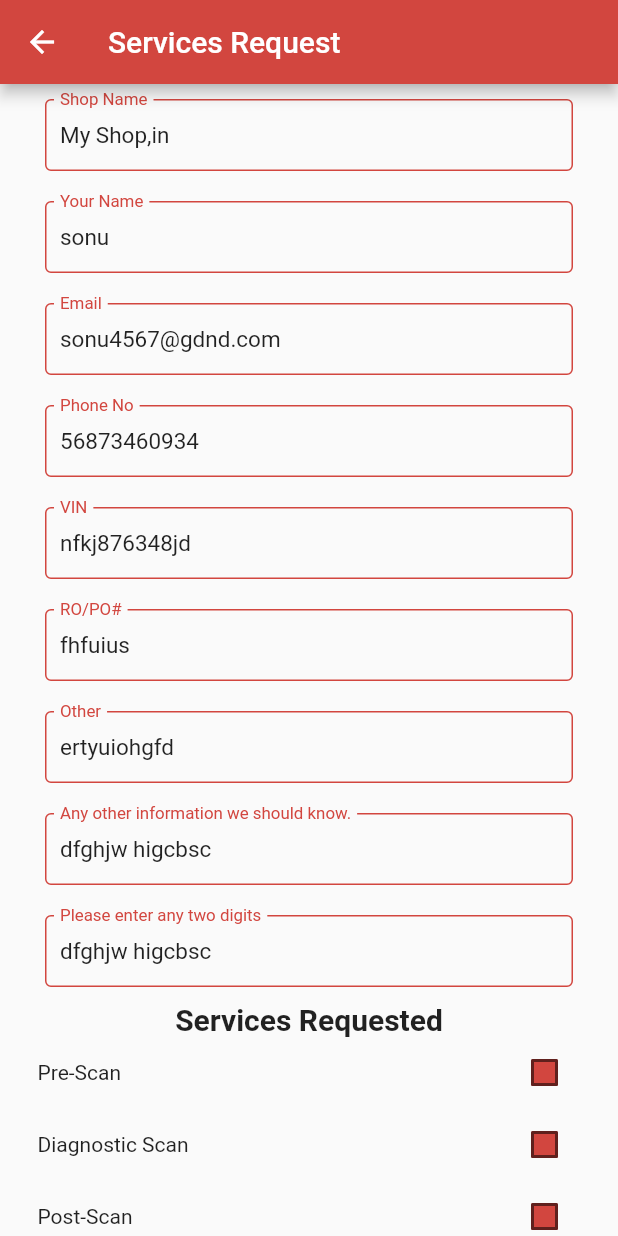
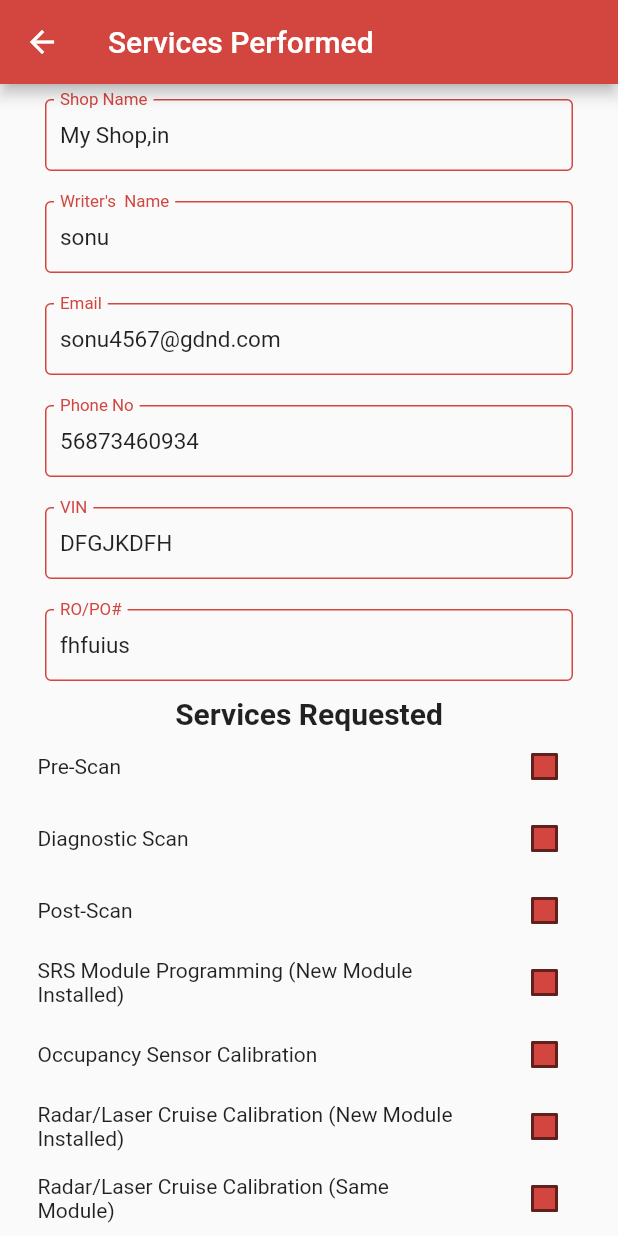
Before and after one commit to sourabh7767/mark_scanner_flutter, a Flutter app: the ServicesRequest screen opened directly, on a phone screen of 412 x 824 dp. Run offline on Flutter 3.47's test engine with Material 2 defaults, Android fonts, the phone set to English and light mode, and no system bars; our stand-ins replace dio, fluttertoast, get, shared_preferences; missing offline and left inert: qr_code_scanner; accounts and stored records are empty; network calls fail.

```diff
--- a/lib/api/dio.dart
+++ b/lib/api/dio.dart
@@ -4,7 +4,7 @@ import 'package:dio/dio.dart';
 import 'package:untitled/model/user_model.dart';
 import 'package:untitled/utils/api_path.dart';
 import 'package:untitled/utils/local_storage.dart';
-
+import 'package:fluttertoast/fluttertoast.dart';
 import 'dio_client.dart';
 
 class ApiClient {
@@ -39,6 +39,7 @@ return true;
       }
 
     }catch(e){
+      Fluttertoast.showToast(msg: "Error-- "+ e.toString());
       return false;
     }
     return false;
--- a/lib/screen/home_screen.dart
+++ b/lib/screen/home_screen.dart
@@ -123,7 +123,7 @@ class _HomeScreenState extends State<HomeScreen> {
                 Get.to(ServicesRequest());
               },
               leading: Icon(Icons.format_align_justify_outlined),
-              title: Text(AppText.createServicesRequest),
+              title: Text(AppText.createServicesPerformed),
             ),
             ListTile(
               onTap: () {
--- a/lib/screen/login/login_screen.dart
+++ b/lib/screen/login/login_screen.dart
@@ -13,11 +13,18 @@ import '../../widgets/loader.dart';
 import 'login_controller.dart';
 import 'package:fluttertoast/fluttertoast.dart';
 
-class LoginScreen extends StatelessWidget {
+class LoginScreen extends StatefulWidget {
   LoginScreen({Key? key}) : super(key: key);
 
+  @override
+  State<LoginScreen> createState() => _LoginScreenState();
+}
+
+class _LoginScreenState extends State<LoginScreen> {
   TextEditingController emailController = TextEditingController();
+
   TextEditingController passwordController = TextEditingController();
+
   LoginController loginController = Get.put(LoginController());
 
   @override
@@ -142,8 +149,10 @@ class LoginScreen extends StatelessWidget {
             ),
             TextButton(
                 onPressed: () {
+                  setState((){});
                   ProgressDialog.show(context);
                   ApiClient apiClient = ApiClient();
+
                   apiClient
                       .login(emailController.text, passwordController.text)
                       .then((value) {
--- a/lib/screen/services_request.dart
+++ b/lib/screen/services_request.dart
@@ -31,7 +31,7 @@ class _ServicesRequestState extends State<ServicesRequest> {
     yourName.text="sonu";
     email.text="sonu4567@gdnd.com";
     phoneNO.text="56873460934";
-    VIN.text="nfkj876348jd";
+    VIN.text="DFGJKDFH";
     ro_po.text="fhfuius";
     other.text="ertyuiohgfd";
     anyOtherInformation.text="dfghjw higcbsc";
@@ -43,7 +43,7 @@ class _ServicesRequestState extends State<ServicesRequest> {
   Widget build(BuildContext context) {
     return Scaffold(
       appBar: AppBar(
-        title: Text(AppText.servicesRequest),
+        title: Text(AppText.servicesPerformed),
         backgroundColor: AppColors.appColors,
       ),
       body: Container(
@@ -54,22 +54,22 @@ class _ServicesRequestState extends State<ServicesRequest> {
             CustomTextField(
                 textEditingController: shopName, hint: AppText.shopName),
             CustomTextField(
-                textEditingController: yourName, hint: AppText.yourName),
+                textEditingController: yourName, hint: AppText.writersName),
             CustomTextField(
                 textEditingController: email, hint: AppText.email),
             CustomTextField(
-                textEditingController: phoneNO, hint: AppText.phoneNO),
-            CustomTextField(textEditingController: VIN, hint: AppText.VIN),
+                textEditingController: phoneNO, hint: AppText.phoneNO,textType: TextInputType.number),
+            CustomTextField(textEditingController: VIN, hint: AppText.VIN,Capital: true,),
             CustomTextField(
                 textEditingController: ro_po, hint: AppText.ro_po),
-            CustomTextField(
-                textEditingController: other, hint: AppText.other),
-            CustomTextField(
-                textEditingController: anyOtherInformation,
-                hint: AppText.anyOtherInformation),
-            CustomTextField(
-                textEditingController: anyOtherInformation,
-                hint: AppText.pleaseEnterAnyTwoDigits),
+            // CustomTextField(
+            //     textEditingController: other, hint: AppText.other),
+            // CustomTextField(
+            //     textEditingController: anyOtherInformation,
+            //     hint: AppText.anyOtherInformation),
+            // CustomTextField(
+            //     textEditingController: anyOtherInformation,
+            //     hint: AppText.pleaseEnterAnyTwoDigits),
             Center(
               child: Text(
                 AppText.servicesRequested,
--- a/lib/utils/app_text.dart
+++ b/lib/utils/app_text.dart
@@ -12,11 +12,11 @@ class AppText {
   static const String email = "Email";
   static const String logOut = "Log Out";
   static const String scanner = "Scanner";
-  static const String servicesRequest = "Services Request";
-  static const String createServicesRequest = "Create Services Request";
+  static const String servicesPerformed = "Services Performed";
+  static const String createServicesPerformed = "Create Services Performed";
   static const String passwordChange = "Password Change";
   static const String shopName = "Shop Name";
-  static const String yourName = "Your Name";
+  static const String writersName = "Writer's  Name";
   static const String phoneNO = "Phone No";
   static const String VIN = "VIN";
   static const String ro_po = "RO/PO#";
--- a/lib/widgets/custom_edit_text.dart
+++ b/lib/widgets/custom_edit_text.dart
@@ -1,16 +1,26 @@
 import 'package:flutter/material.dart';
 
 import '../utils/app_color.dart';
+
 class CustomTextField extends StatelessWidget {
-
   final textEditingController;
   String? hint;
   bool? inputLine;
-   CustomTextField({Key? key,required this.textEditingController,required this.hint, this.inputLine}) : super(key: key);
+  bool? Capital;
+  var textType;
+
+  CustomTextField(
+      {Key? key,
+      required this.textEditingController,
+      required this.hint,
+      this.inputLine,
+        this.textType,
+      this.Capital})
+      : super(key: key);
 
   @override
   Widget build(BuildContext context) {
-    return  Padding(
+    return Padding(
       padding: EdgeInsets.symmetric(
         horizontal: 30,
         vertical: 10,
@@ -20,27 +30,28 @@ class CustomTextField extends StatelessWidget {
         style: TextStyle(
           fontSize: 15,
         ),
+        keyboardType: textType ?? TextInputType.text,
+        textCapitalization: (Capital ?? false)
+            ? TextCapitalization.characters
+            : TextCapitalization.none,
         decoration: InputDecoration(
           focusColor: AppColors.appColors,
           fillColor: AppColors.appColors,
-            focusedBorder:(inputLine ?? false)? UnderlineInputBorder(
-                borderSide:
-                BorderSide(color: AppColors.appColors, width: 1)
-            ) :OutlineInputBorder(
-                borderSide:
-                BorderSide(color: AppColors.appColors, width: 1)),
-            enabledBorder: (inputLine ?? false)? UnderlineInputBorder(
-                borderSide:
-                BorderSide(color: AppColors.appColors, width: 1)
-            ) :OutlineInputBorder(
-                borderSide:
-                BorderSide(color: AppColors.appColors, width: 1)),
-            disabledBorder: (inputLine ?? false)? UnderlineInputBorder(
-                borderSide:
-                BorderSide(color: AppColors.appColors, width: 1)
-            ) :OutlineInputBorder(
-                borderSide:
-                BorderSide(color: AppColors.appColors, width: 1)),
+          focusedBorder: (inputLine ?? false)
+              ? UnderlineInputBorder(
+                  borderSide: BorderSide(color: AppColors.appColors, width: 1))
+              : OutlineInputBorder(
+                  borderSide: BorderSide(color: AppColors.appColors, width: 1)),
+          enabledBorder: (inputLine ?? false)
+              ? UnderlineInputBorder(
+                  borderSide: BorderSide(color: AppColors.appColors, width: 1))
+              : OutlineInputBorder(
+                  borderSide: BorderSide(color: AppColors.appColors, width: 1)),
+          disabledBorder: (inputLine ?? false)
+              ? UnderlineInputBorder(
+                  borderSide: BorderSide(color: AppColors.appColors, width: 1))
+              : OutlineInputBorder(
+                  borderSide: BorderSide(color: AppColors.appColors, width: 1)),
           labelText: hint,
           hintText: hint,
           contentPadding: EdgeInsets.only(left: 10),
@@ -48,12 +59,12 @@ class CustomTextField extends StatelessWidget {
           labelStyle: TextStyle(
             color: AppColors.appColors,
           ),
-            border: (inputLine ?? false)? UnderlineInputBorder(
-                borderSide:
-                BorderSide(color: AppColors.appColors, width: 1)
-            ) :OutlineInputBorder(
-                borderSide:
-                BorderSide(color: AppColors.appColors, width: 1)),),
+          border: (inputLine ?? false)
+              ? UnderlineInputBorder(
+                  borderSide: BorderSide(color: AppColors.appColors, width: 1))
+              : OutlineInputBorder(
+                  borderSide: BorderSide(color: AppColors.appColors, width: 1)),
+        ),
       ),
     );
   }
```
Also changed, not shown: 1 other file. Lines whose indentation alone changed are shown as unchanged.
